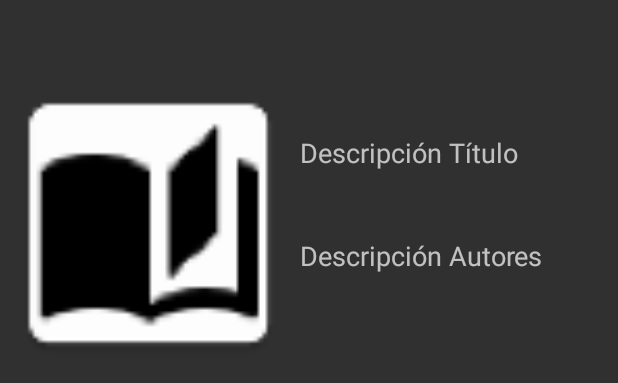
After one commit to davidflorezrestrepo/BibliotecApp, an Android app: the layout book.xml on its own in the app's theme, with its tools: preview values and no code run, on a phone screen of 412 x 824 dp. The commit adds this screen. Shown: the top 383 px of the screen. Run offline under Robolectric (Android 15) with nearby library versions, the phone set to English and light mode, and no system bars.

Commit message:
add recyclerview to the fragment that shows the results of the search and attach him an adapter to handle the information that the recycler view will show and change the service to save the result in the adapter so it will be shown in the recycler view

```diff
--- a/app/build.gradle
+++ b/app/build.gradle
@@ -22,9 +22,11 @@ android {
 dependencies {
     compile fileTree(dir: 'libs', include: ['*.jar'])
     testCompile 'junit:junit:4.12'
+    compile group: 'com.google.code.gson', name: 'gson', version: '2.6.2'
     compile 'com.android.support:appcompat-v7:23.4.0'
     compile 'com.google.code.ksoap2-android:ksoap2-android:3.6.1'
-    compile group: 'com.google.code.gson', name: 'gson', version: '2.6.2'
+    compile 'com.android.support:support-v4:23.4.0'
+    compile 'com.android.support:recyclerview-v7:21.0.+'
 }
 
 repositories {
--- a/app/src/main/java/co/edu/udea/bibliotecapp/activity/DetailActivity.java
+++ b/app/src/main/java/co/edu/udea/bibliotecapp/activity/DetailActivity.java
@@ -35,7 +35,7 @@ public class DetailActivity extends AppCompatActivity {
 
         imageBook = (ImageView) findViewById(R.id.imageViewBook);
 
-        title = (TextView) findViewById(R.id.textViewTitleDesc);
+        title = (TextView) findViewById(R.id.textTitleDesc);
         libro.setTitulo("Cien años de soledad");
         title.setText(libro.getTitulo());
 
--- /dev/null
+++ b/app/src/main/res/layout/book.xml
@@ -0,0 +1,31 @@
+<?xml version="1.0" encoding="utf-8"?>
+<RelativeLayout xmlns:android="http://schemas.android.com/apk/res/android"
+    android:layout_width="match_parent"
+    android:layout_height="match_parent">
+
+    <ImageView
+        android:id="@+id/imageBook"
+        android:layout_width="200dp"
+        android:layout_height="300dp"
+        android:src="@mipmap/book" />
+
+    <TextView
+        android:id="@+id/textTitleDesc"
+        android:layout_width="wrap_content"
+        android:layout_height="wrap_content"
+        android:text="Descripción Título"
+        android:textAppearance="?android:attr/textAppearanceMedium"
+        android:layout_marginTop="89dp"
+        android:layout_alignParentTop="true"
+        android:layout_toEndOf="@+id/imageBook" />
+
+    <TextView
+        android:id="@+id/textAuthor"
+        android:layout_width="wrap_content"
+        android:layout_height="wrap_content"
+        android:text="Descripción Autores"
+        android:textAppearance="?android:attr/textAppearanceMedium"
+        android:layout_marginTop="44dp"
+        android:layout_below="@+id/textTitleDesc"
+        android:layout_toEndOf="@+id/imageBook" />
+</RelativeLayout>
--- a/build.gradle
+++ b/build.gradle
@@ -5,7 +5,7 @@ buildscript {
         jcenter()
     }
     dependencies {
-        classpath 'com.android.tools.build:gradle:2.1.0'
+        classpath 'com.android.tools.build:gradle:2.1.2'
 
         // NOTE: Do not place your application dependencies here; they belong
         // in the individual module build.gradle files
```
Also changed, not shown: app/src/main/AndroidManifest.xml (+5 -3 lines), app/src/main/java/co/edu/udea/bibliotecapp/activity/Search.java (+5 -2 lines), app/src/main/java/co/edu/udea/bibliotecapp/adapter/AdapterSearchResults.java (added, +68 -0 lines), app/src/main/java/co/edu/udea/bibliotecapp/fragment/TabSearch.java (+26 -0 lines), app/src/main/java/co/edu/udea/bibliotecapp/soap/BusquedaWS.java (+11 -2 lines), app/src/main/res/layout/detail_view.xml (+38 -38 lines), app/src/main/res/layout/tab_search.xml (+9 -11 lines).
